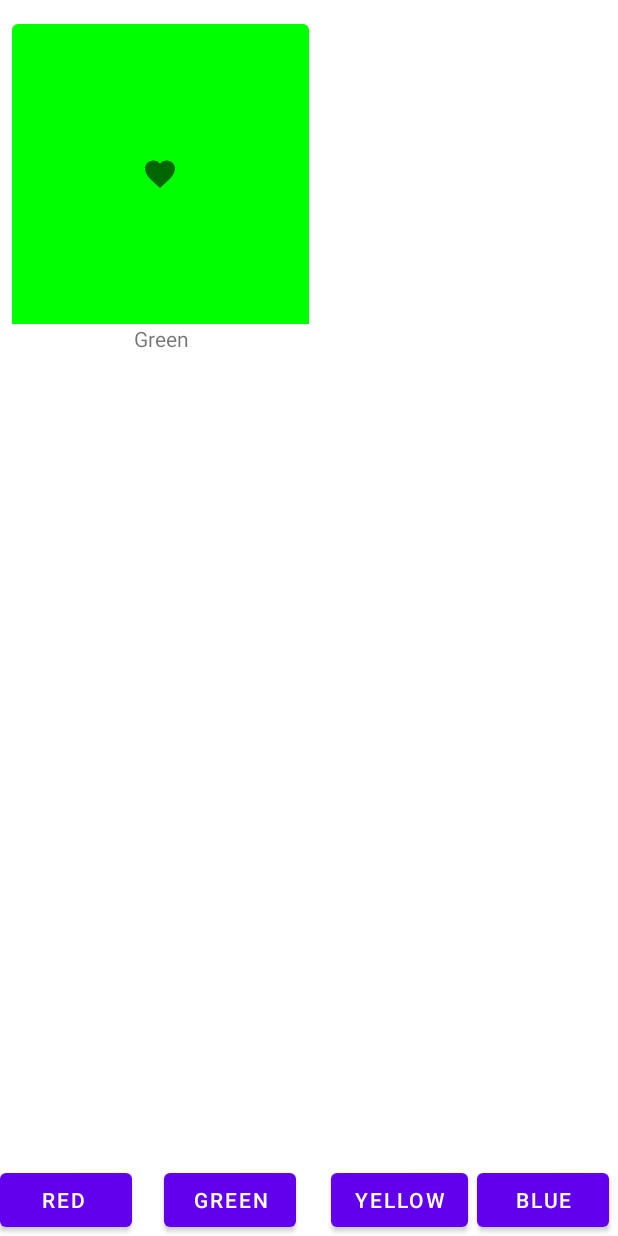
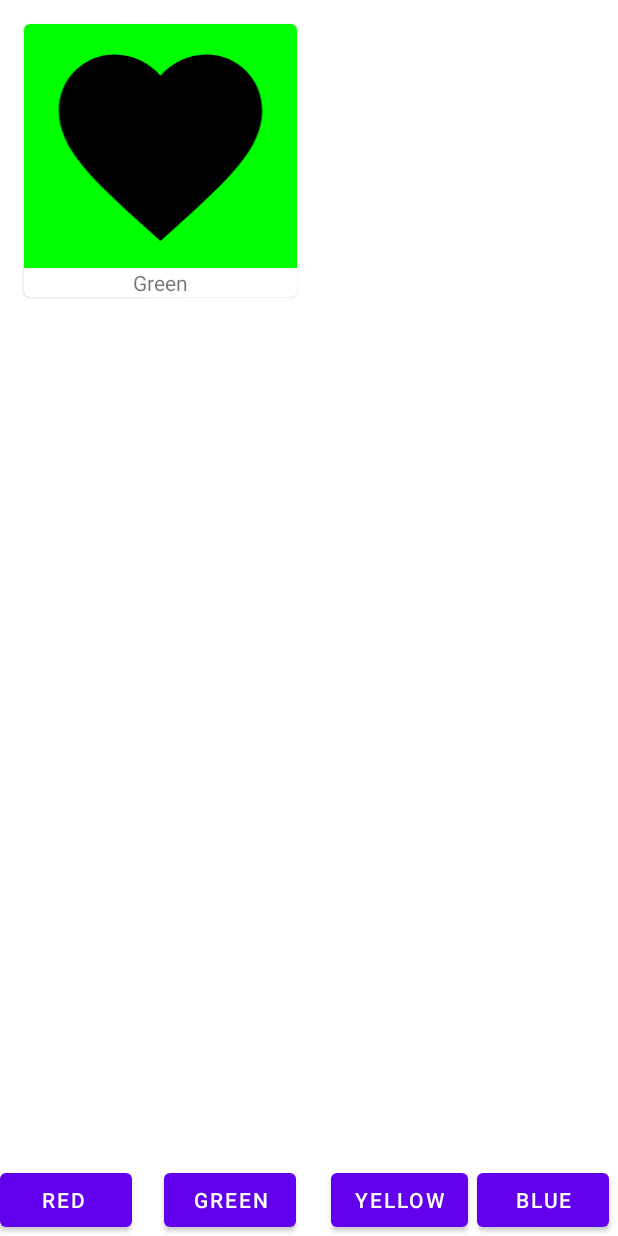
Before and after one commit to ThetaRangers/ThetaProvaCarte, an Android app: the DragRecExample screen opened directly, with no data from a screen before it, after a tap on "GREEN", on a phone screen of 412 x 824 dp. Run offline under Robolectric (Android 15) with nearby library versions, the phone set to English and light mode, and no system bars.

Commit message:
Some more graphical improvements

```diff
--- a/app/src/main/res/drawable-night/btn_theme.xml
+++ b/app/src/main/res/drawable-night/btn_theme.xml
@@ -3,7 +3,7 @@
     android:height="24dp"
     android:viewportWidth="24"
     android:viewportHeight="24"
-    android:tint="?attr/colorControlNormal">
+    android:tint="?colorOnBackground">
   <path
       android:fillColor="@android:color/white"
       android:pathData="M20,8.69L20,4h-4.69L12,0.69 8.69,4L4,4v4.69L0.69,12 4,15.31L4,20h4.69L12,23.31 15.31,20L20,20v-4.69L23.31,12 20,8.69zM12,18c-3.31,0 -6,-2.69 -6,-6s2.69,-6 6,-6 6,2.69 6,6 -2.69,6 -6,6zM12,8c-2.21,0 -4,1.79 -4,4s1.79,4 4,4 4,-1.79 4,-4 -1.79,-4 -4,-4z"/>
--- a/app/src/main/res/drawable/btn_theme.xml
+++ b/app/src/main/res/drawable/btn_theme.xml
@@ -3,7 +3,7 @@
     android:height="24dp"
     android:viewportWidth="24"
     android:viewportHeight="24"
-    android:tint="?attr/colorControlNormal">
+    android:tint="?colorOnBackground">
   <path
       android:fillColor="@android:color/white"
       android:pathData="M10,2c-1.82,0 -3.53,0.5 -5,1.35C7.99,5.08 10,8.3 10,12s-2.01,6.92 -5,8.65C6.47,21.5 8.18,22 10,22c5.52,0 10,-4.48 10,-10S15.52,2 10,2z"/>
--- a/app/src/main/res/drawable/ic_hearth.xml
+++ b/app/src/main/res/drawable/ic_hearth.xml
@@ -3,7 +3,7 @@
     android:height="24dp"
     android:viewportWidth="24"
     android:viewportHeight="24"
-    android:tint="?attr/colorControlNormal">
+    android:tint="?colorOnBackground">
   <path
       android:fillColor="@android:color/white"
       android:pathData="M12,21.35l-1.45,-1.32C5.4,15.36 2,12.28 2,8.5 2,5.42 4.42,3 7.5,3c1.74,0 3.41,0.81 4.5,2.09C13.09,3.81 14.76,3 16.5,3 19.58,3 22,5.42 22,8.5c0,3.78 -3.4,6.86 -8.55,11.54L12,21.35z"/>
--- a/app/src/main/res/layout/power_ranger.xml
+++ b/app/src/main/res/layout/power_ranger.xml
@@ -2,13 +2,13 @@
 <androidx.constraintlayout.widget.ConstraintLayout xmlns:android="http://schemas.android.com/apk/res/android"
     xmlns:app="http://schemas.android.com/apk/res-auto"
     xmlns:tools="http://schemas.android.com/tools"
-    android:layout_width="wrap_content"
+    android:layout_width="match_parent"
     android:layout_height="wrap_content">
 
     <com.google.android.material.card.MaterialCardView
         android:id="@+id/cdPower"
-        android:layout_width="wrap_content"
-        android:layout_height="wrap_content"
+        android:layout_width="match_parent"
+        android:layout_height="0dp"
         android:layout_gravity="center|right"
         android:layout_marginStart="8dp"
         android:layout_marginTop="8dp"
@@ -16,6 +16,7 @@
         android:layout_marginBottom="8dp"
         android:clickable="true"
         android:focusable="true"
+        app:layout_constraintDimensionRatio="1:1"
         app:layout_constraintBottom_toBottomOf="parent"
         app:layout_constraintEnd_toEndOf="parent"
         app:layout_constraintStart_toStartOf="parent"
@@ -28,8 +29,8 @@
 
             <ImageView
                 android:id="@+id/ivPower"
-                android:layout_width="200dp"
-                android:layout_height="200dp"
+                android:layout_width="match_parent"
+                android:layout_height="0dp"
                 app:layout_constraintBottom_toTopOf="@+id/tvPower"
                 app:layout_constraintEnd_toEndOf="parent"
                 app:layout_constraintStart_toStartOf="parent"
@@ -49,8 +50,8 @@
 
             <ImageView
                 android:id="@+id/imageView3"
-                android:layout_width="wrap_content"
-                android:layout_height="wrap_content"
+                android:layout_width="0dp"
+                android:layout_height="0dp"
                 app:layout_constraintBottom_toBottomOf="@+id/ivPower"
                 app:layout_constraintEnd_toEndOf="parent"
                 app:layout_constraintStart_toStartOf="@+id/ivPower"
```
Also changed, not shown: app/src/main/res/layout/element.xml (+20 -10 lines).
